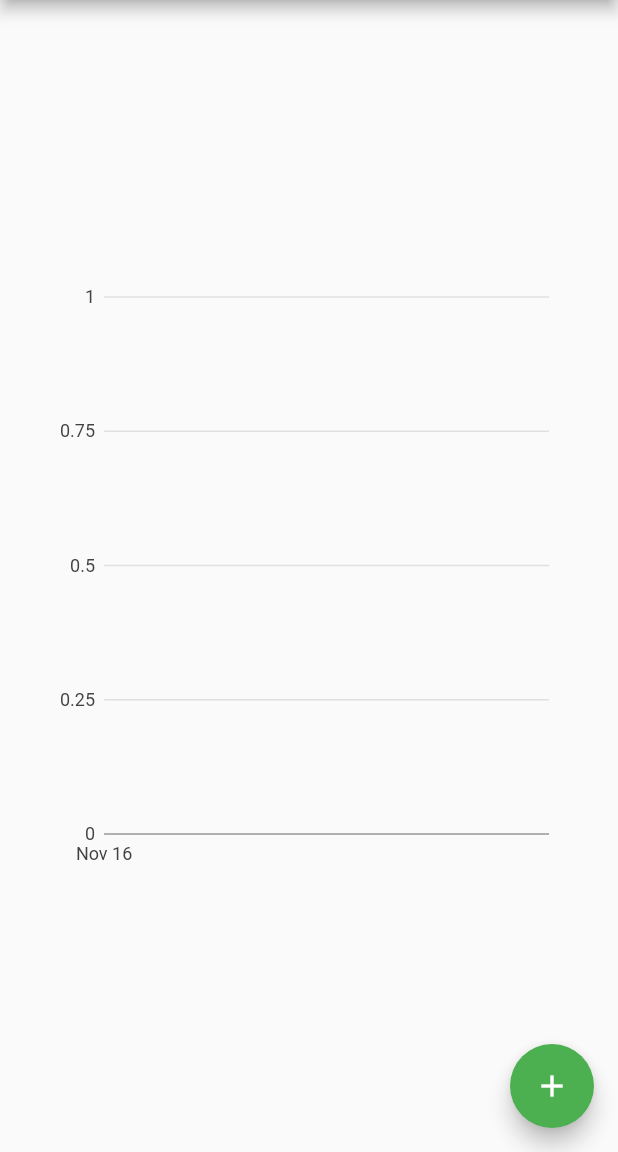
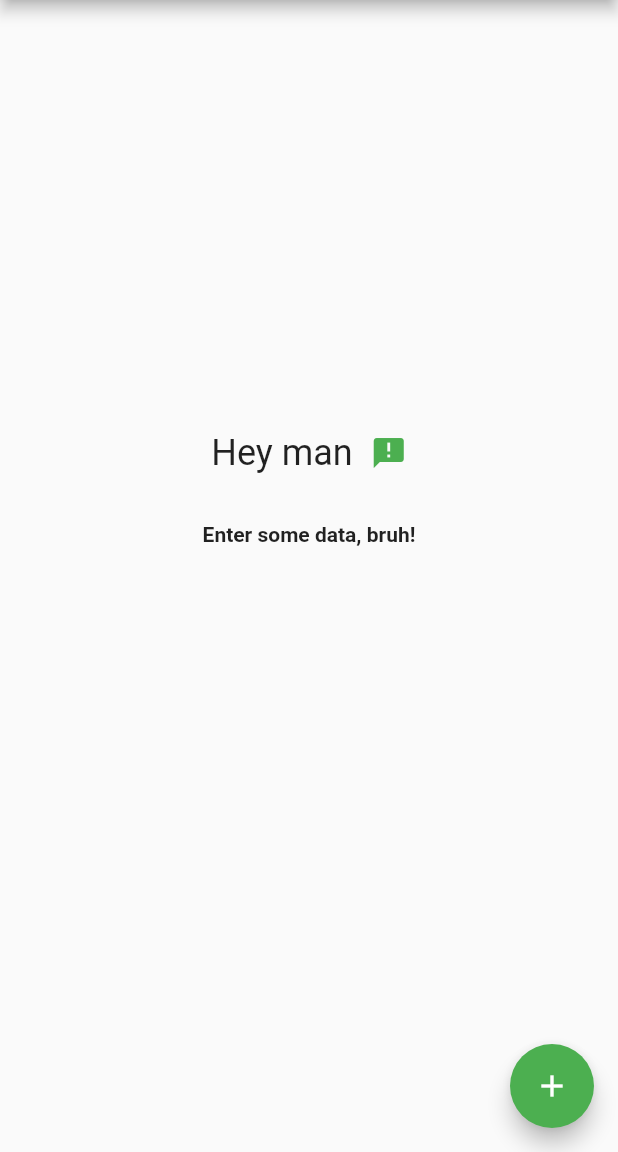
Before and after one commit to nick-palmer/data-recorder, a Flutter app: the screen it shows after launch, on a phone screen of 412 x 824 dp, the part 84-1236 px from its top. Run offline on Flutter 3.47's test engine with Material 2 defaults, Android fonts, the phone set to English and light mode, and no system bars; our stand-ins replace charts_flutter, date_format; Roboto replaces fonts that are missing (Raleway).

Commit message:
Sort data points by date, new landing page

```diff
--- a/lib/DataPointDialog.dart
+++ b/lib/DataPointDialog.dart
@@ -107,12 +107,7 @@ class DataPointDialogState extends State<DataPointDialog> {
                   ),
                 ),
                 new ListTile(
-//                  leading: new Image.asset(
-//                    "assets/scale-bathroom.png",
-//                    color: Colors.grey[500],
-//                    height: 24.0,
-//                    width: 24.0,
-//                  ),
+                  leading: new Icon(Icons.bubble_chart, color: Colors.grey[500]),
                   title: new Text(
                     "$_pointValue",
                   ),
--- a/lib/main.dart
+++ b/lib/main.dart
@@ -110,16 +110,51 @@ class _DataVisualizerLineGraphState extends State<DataVisualizerLineGraph> {
 
     // Initialize the list of data points
     if(dataPoints == null || dataPoints.length == 0) {
-      dataPoints.add(new TimeSeriesDataPoint(new DateTime.now(), 0.0));
+      return new Container(
+        child: new Column(
+          mainAxisAlignment: MainAxisAlignment.center,
+          children: <Widget>[
+            new Row(
+              mainAxisAlignment: MainAxisAlignment.center,
+              children: <Widget>[
+                new Padding(
+                  padding: EdgeInsets.fromLTRB(0.0, 0.0, 12.0, 0.0),
+                  child: new Text(
+                    "Hey man",
+                    style: new TextStyle(fontSize: 24.0, fontFamily: 'Raleway'),
+                  ),
+                ),
+                new Icon(Icons.announcement, color: Colors.green),
+              ],
+            ),
+            new Padding(
+              padding: new EdgeInsets.all(32.0),
+              child: new SizedBox(
+                height: 100.0,
+                width: 10000.0,
+                child: new Text(
+                    "Enter some data, bruh!",
+                    textAlign: TextAlign.center,
+                    overflow: TextOverflow.ellipsis,
+                    style: TextStyle(fontWeight: FontWeight.bold),
+                )
+              ),
+            ),
+          ],
+        ),
+      );
     }
+
+    // Sort the data points by time
+    dataPoints.sort((a, b) => a.time.compareTo(b.time));
 
     // Define the series
     var series = [
       new charts.Series<TimeSeriesDataPoint, DateTime>(
         id: 'Date Value',
         colorFn: (_, __) => charts.MaterialPalette.green.shadeDefault,
-        domainFn: (TimeSeriesDataPoint coinsPrice, _) => coinsPrice.time,
-        measureFn: (TimeSeriesDataPoint coinsPrice, _) => coinsPrice.value,
+        domainFn: (TimeSeriesDataPoint dataPoint, _) => dataPoint.time,
+        measureFn: (TimeSeriesDataPoint dataPoint, _) => dataPoint.value,
         data: dataPoints,
       ),
     ];
@@ -129,6 +164,7 @@ class _DataVisualizerLineGraphState extends State<DataVisualizerLineGraph> {
       series,
       animate: true,
     );
+
 
     // Return the container with chart and data
     return new Container(
```
